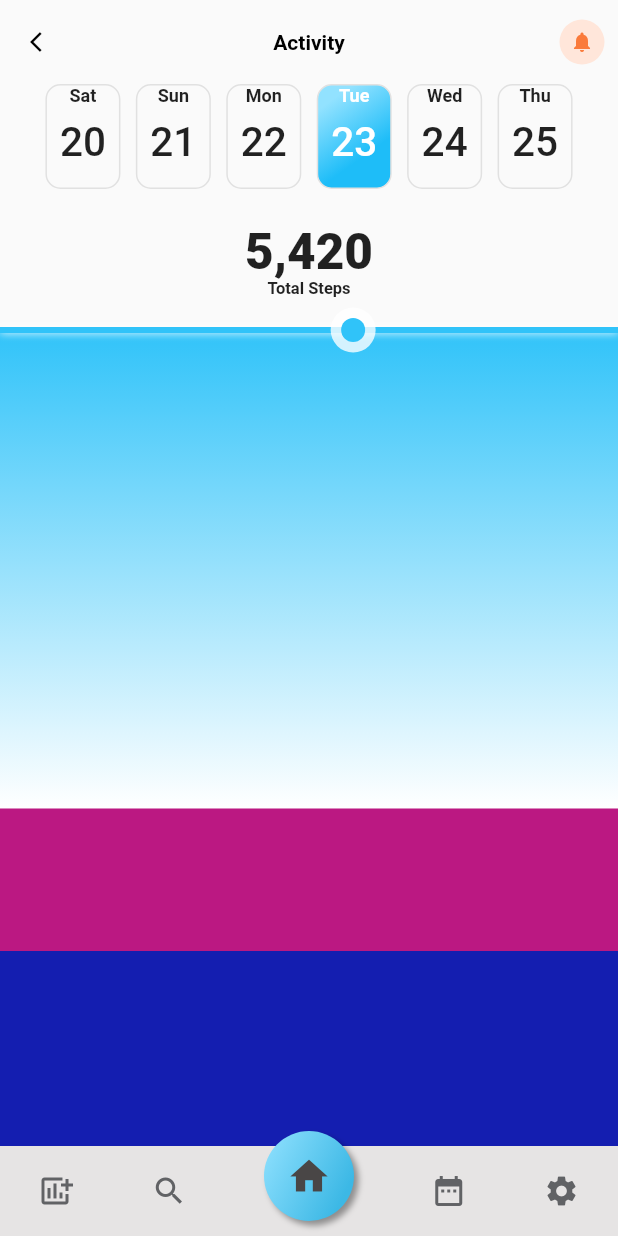
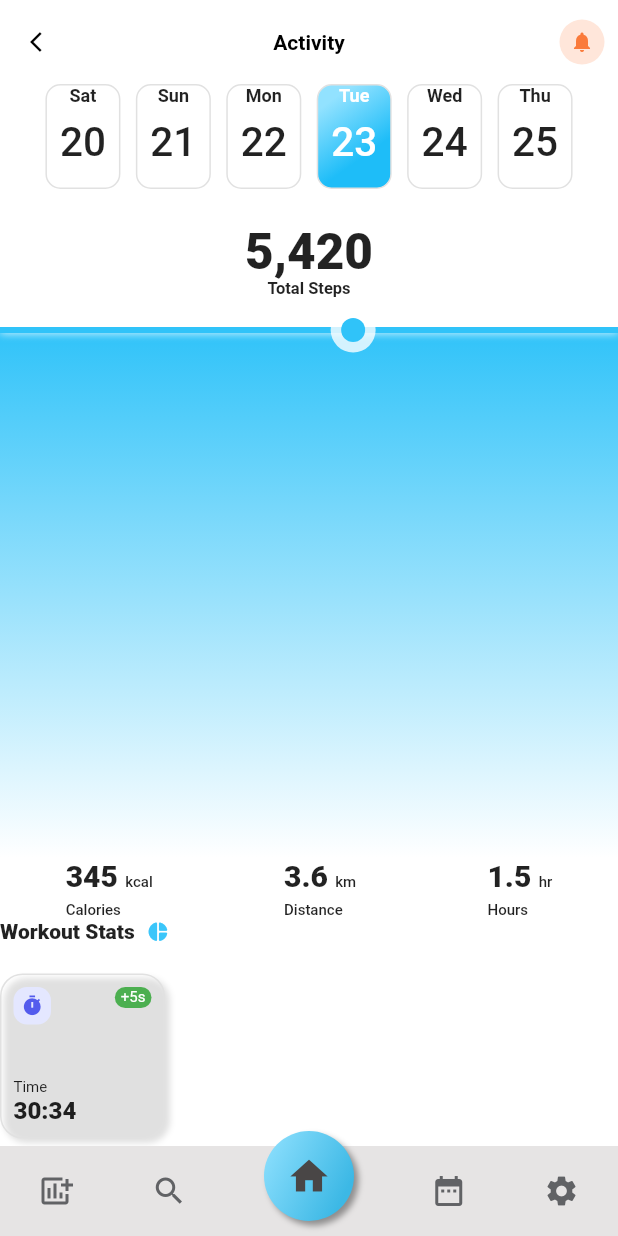
Before and after one commit to SahithiTammana/Flutter_Project, a Flutter app: the screen it shows after launch, on a phone screen of 412 x 824 dp. Run offline on Flutter 3.47's test engine with Material 2 defaults, Android fonts, the phone set to English and light mode, and no system bars.

Commit message:
Added workout stat box feature.

```diff
--- a/lib/pages/details/details.dart
+++ b/lib/pages/details/details.dart
@@ -2,7 +2,7 @@ import 'package:flutter/material.dart';
 import 'package:flutter_project/pages/details/widgets/appbar.dart';
 import 'package:flutter_project/pages/details/widgets/dates.dart';
 import 'package:flutter_project/pages/details/widgets/graph.dart';
-import 'package:flutter_project/pages/details/widgets/info.dart';
+import 'package:flutter_project/pages/details/widgets/info.dart'hide Stats;
 import 'package:flutter_project/pages/details/widgets/stats.dart';
 import 'package:flutter_project/pages/details/widgets/steps.dart';
 import 'package:flutter_project/widgets/bottom_navigation.dart';
@@ -13,6 +13,7 @@ class DetailsPage extends StatelessWidget {
   @override
   Widget build(BuildContext context) {
     return Scaffold(
+      backgroundColor: Colors.white,
       appBar: MainAppBar(appBar: AppBar()),
       body: Column(
         children: [
--- a/lib/pages/details/widgets/info.dart
+++ b/lib/pages/details/widgets/info.dart
@@ -1,13 +1,67 @@
 import 'package:flutter/material.dart';
+import 'package:flutter_project/pages/details/widgets/stats.dart';
 
 class Info extends StatelessWidget {
   const Info({Key? key}) : super(key: key);
 
   @override
   Widget build(BuildContext context) {
-    return Container(
-        width: double.infinity,
-        height: 95,
-        color: Color.fromARGB(255, 187, 24, 130));
+    return Row(
+      mainAxisAlignment: MainAxisAlignment.spaceAround,
+      children: [
+        Stats(value: '345',unit: 'kcal',label: 'Calories'),
+        Stats(value: '3.6',unit: 'km',label: 'Distance'),
+        Stats(value: '1.5',unit: 'hr',label: 'Hours'),
+      ],
+    );
   }
 }
+
+class Stats extends StatelessWidget {
+  final String value;
+  final String unit;
+  final String label;
+
+  const Stats(
+      {required this.value,
+      required this.unit,
+      required this.label,
+      super.key});
+
+  @override
+  Widget build(BuildContext context) {
+    return Column(
+      crossAxisAlignment: CrossAxisAlignment.start,
+      mainAxisSize: MainAxisSize.min,
+      children: [
+        Text.rich(
+          TextSpan(
+            text: value,
+            style: TextStyle(
+              fontSize: 20,
+              fontWeight: FontWeight.w900,
+            ),
+            children: [
+              TextSpan(text: ' '),
+              TextSpan(
+                  text: unit,
+                  style: TextStyle(
+                    fontSize: 10,
+                    fontWeight: FontWeight.w500,
+                    ),
+                    ),
+            ],
+          ),
+        ),
+        SizedBox(height: 6),
+        Text(
+          label,
+          style: TextStyle(
+            fontSize: 10,
+            fontWeight: FontWeight.w500,
+          ),
+        ),
+      ],
+    );
+  }
+}
--- a/lib/pages/details/widgets/stats.dart
+++ b/lib/pages/details/widgets/stats.dart
@@ -1,13 +1,161 @@
 import 'package:flutter/material.dart';
+import 'package:flutter_project/pages/details/widgets/info.dart';
 
 class Stats extends StatelessWidget {
   const Stats({Key? key}) : super(key: key);
 
   @override
   Widget build(BuildContext context) {
-    return Container(
-        width: double.infinity,
-        height: 130,
-        color: Color.fromARGB(255, 20, 30, 176));
+    return Column(
+      children: [
+        Row(
+          children: [
+            Text(
+              'Workout Stats',
+              style: TextStyle(
+                fontSize: 14,
+                fontWeight: FontWeight.w800,
+              ),
+            ),
+            SizedBox(width: 8),
+            Icon(
+              Icons.pie_chart_rounded,
+              size: 15,
+              color: Color(0xff3bc6fa),
+            ),
+          ],
+        ),
+        SizedBox(height: 15),
+        SingleChildScrollView(
+          child: Row(
+            children: [
+              InfoStat(
+                  icon: Icons.timer,
+                  iconColor: Color(0xff535bed),
+                  iconBackground: Color(0xffe4e7ff),
+                  time: '+5s',
+                  label: 'Time',
+                  value: '30:34')
+            ],
+          ),
+        ),
+      ],
+    );
   }
 }
+
+class InfoStat extends StatelessWidget {
+  final IconData icon;
+  final Color iconColor;
+  final Color iconBackground;
+  final String time;
+  final String label;
+  final String value;
+
+  const InfoStat(
+      {super.key,
+      required this.icon,
+      required this.iconColor,
+      required this.iconBackground,
+      required this.time,
+      required this.label,
+      required this.value});
+
+  @override
+  Widget build(BuildContext context) {
+    return Container(
+      height: 110,
+      width: 110,
+      padding: const EdgeInsets.all(8),
+      margin: const EdgeInsets.symmetric(vertical: 5),
+      decoration: BoxDecoration(
+          borderRadius: BorderRadius.circular(15),
+          border: Border.all(
+            color: Color(0xffe1e1e1),
+          ),
+          boxShadow: [
+            BoxShadow(
+              color: Colors.black12,
+              offset: Offset(3, 3),
+              blurRadius: 3,
+            )
+          ]),
+      child: Stack(
+        children: [
+          StatIcon(
+              icon: icon,
+              iconColor: iconColor,
+              iconBackgroundColor: iconBackground),
+          Change(time: time),
+          Align(
+            alignment: Alignment.bottomLeft,
+            child: Column(
+              mainAxisSize: MainAxisSize.min,
+              crossAxisAlignment: CrossAxisAlignment.start,
+              children: [
+                Text(
+                  label,
+                  style: TextStyle(fontSize: 10),
+                ),
+                Text(
+                  value,
+                  style: TextStyle(fontSize: 16, fontWeight: FontWeight.w800),
+                ),
+              ],
+            ),
+          ),
+        ],
+      ),
+    );
+  }
+}
+
+class Change extends StatelessWidget {
+  const Change({
+    super.key,
+    required this.time,
+  });
+
+  final String time;
+
+  @override
+  Widget build(BuildContext context) {
+    return Align(
+      alignment: Alignment.topRight,
+      child: Container(
+          padding: const EdgeInsets.symmetric(vertical: 1, horizontal: 4),
+          decoration: BoxDecoration(
+            color: Colors.green,
+            borderRadius: BorderRadius.circular(500),
+          ),
+          child: Text(
+            time,
+            style: TextStyle(fontSize: 10, color: Colors.white),
+          )),
+    );
+  }
+}
+
+class StatIcon extends StatelessWidget {
+  const StatIcon({
+    super.key,
+    required this.icon,
+    required this.iconColor,
+    required this.iconBackgroundColor,
+  });
+
+  final IconData icon;
+  final Color iconColor;
+  final Color iconBackgroundColor;
+
+  @override
+  Widget build(BuildContext context) {
+    return Container(
+        padding: const EdgeInsets.all(5),
+        decoration: BoxDecoration(
+          color: iconBackgroundColor,
+          borderRadius: BorderRadius.circular(9),
+        ),
+        child: Icon(icon, size: 15, color: iconColor));
+  }
+}
```
Also changed, not shown: 1 other file.
